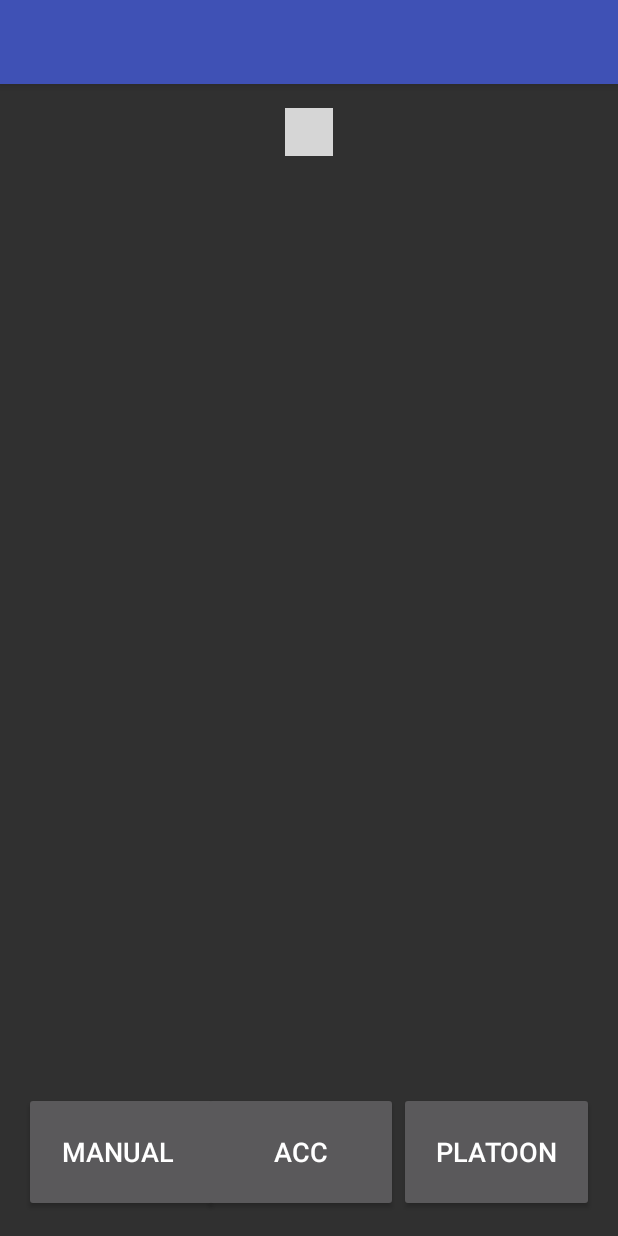
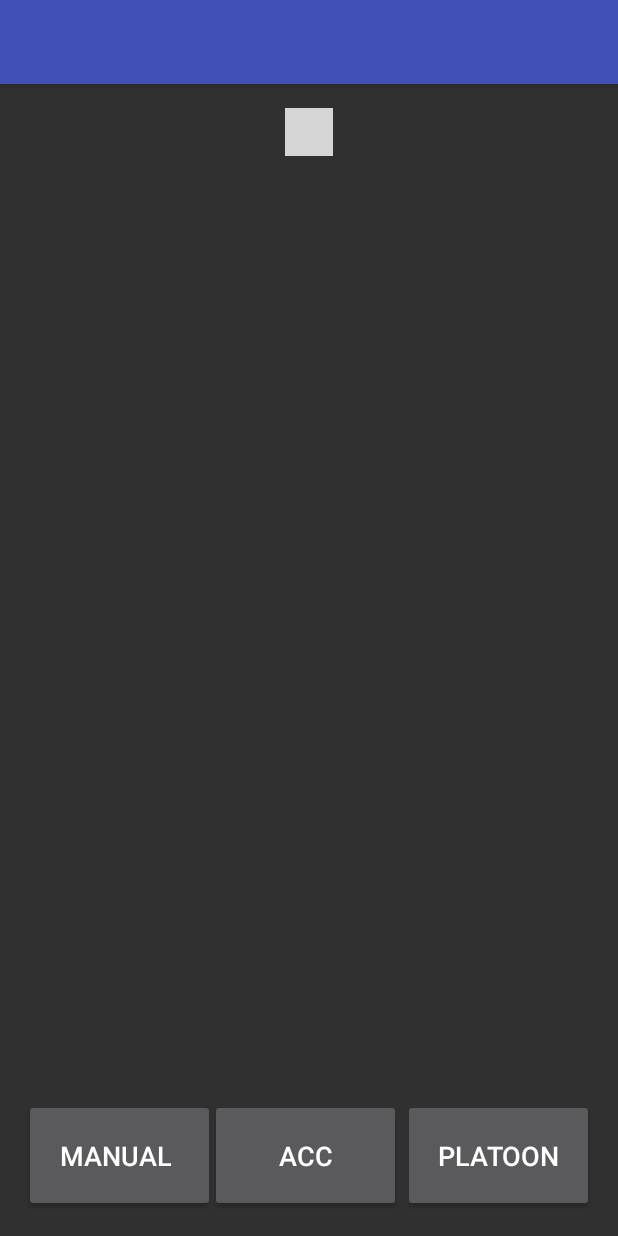
Before and after one commit to joakimthorell/potential-couscous, an Android app: the layout activity_main.xml on its own in the app's theme, with its tools: preview values and no code run, on a phone screen of 412 x 824 dp. Run offline under Robolectric (Android 15) with nearby library versions, the phone set to English and light mode, and no system bars; plain views replace JoystickView; grey boxes are pictures that could not be loaded.

Commit message:
changes to buttons

```diff
--- a/app/couscousDrive/app/src/main/java/potential_couscous/couscousdrive/activities/MainActivity.java
+++ b/app/couscousDrive/app/src/main/java/potential_couscous/couscousdrive/activities/MainActivity.java
@@ -4,6 +4,7 @@
 package potential_couscous.couscousdrive.activities;
 
 import android.content.Intent;
+import android.graphics.Color;
 import android.os.StrictMode;
 import android.support.v7.app.AppCompatActivity;
 import android.os.Bundle;
--- a/app/couscousDrive/app/src/main/res/layout/activity_main.xml
+++ b/app/couscousDrive/app/src/main/res/layout/activity_main.xml
@@ -36,8 +36,8 @@
 
     <Button
         android:id="@+id/manual_button"
-        android:layout_width="130dp"
-        android:layout_height="80dp"
+        android:layout_width="127dp"
+        android:layout_height="75dp"
         android:layout_marginBottom="16dp"
         android:layout_marginLeft="16dp"
         android:text="Manual "
@@ -47,21 +47,21 @@
 
     <Button
         android:id="@+id/acc_button"
-        android:layout_width="130dp"
-        android:layout_height="80dp"
+        android:layout_width="127dp"
+        android:layout_height="75dp"
         android:layout_marginLeft="8dp"
-        android:layout_marginRight="7dp"
+        android:layout_marginRight="8dp"
         android:text="ACC"
         android:textSize="18sp"
         app:layout_constraintBaseline_toBaselineOf="@+id/manual_button"
-        app:layout_constraintHorizontal_bias="0.75"
+        app:layout_constraintHorizontal_bias="0.636"
         app:layout_constraintLeft_toRightOf="@+id/manual_button"
         app:layout_constraintRight_toLeftOf="@+id/platoon_button" />
 
     <Button
         android:id="@+id/platoon_button"
-        android:layout_width="130dp"
-        android:layout_height="80dp"
+        android:layout_width="127dp"
+        android:layout_height="75dp"
         android:layout_marginRight="16dp"
         android:text="Platoon"
         android:textSize="18sp"
```
